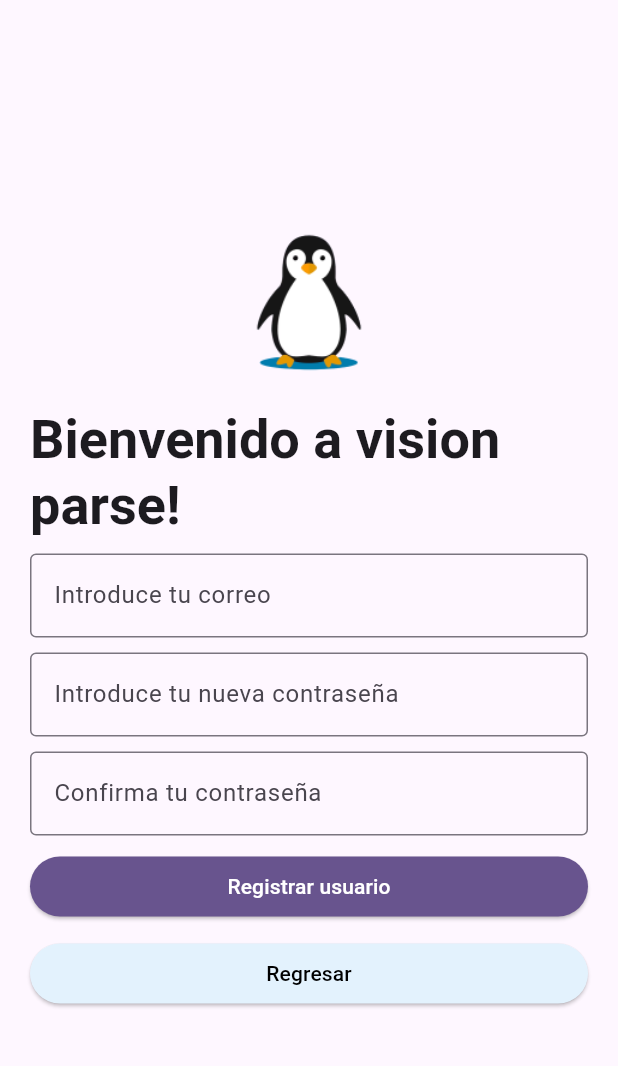
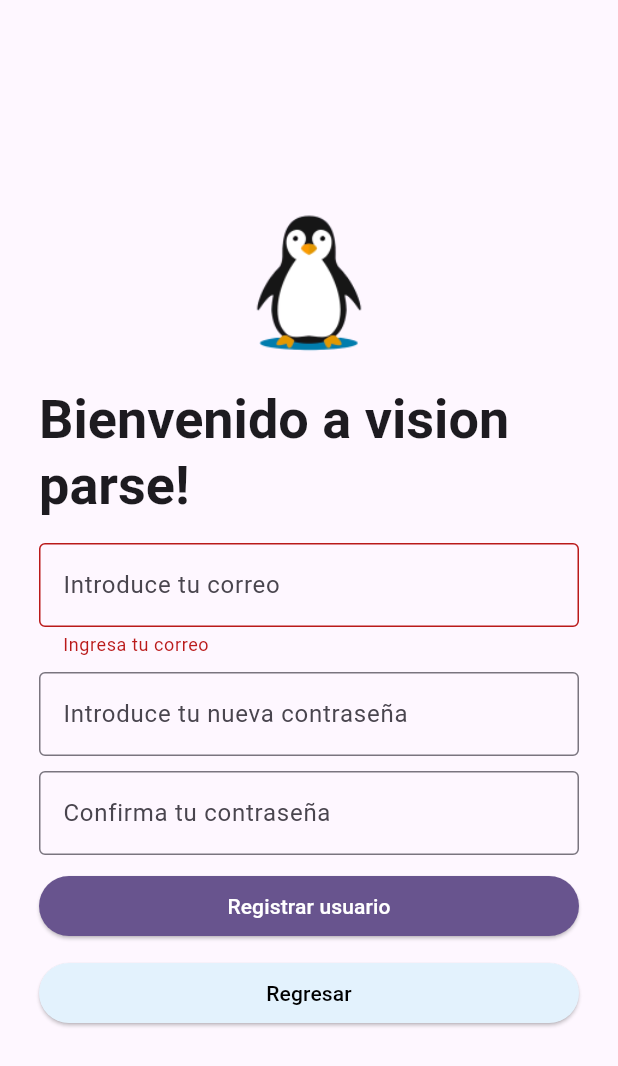
Before and after one commit to MiguelHG2351/vision_parse, a Flutter app: the RegisterPage screen opened by its route, after a tap on "Registrar usuario", on a phone screen of 412 x 824 dp. Shown: the top 1066 px of the screen. Run offline on Flutter 3.47's test engine with Material 3 defaults, Android fonts, the phone set to English and light mode, and no system bars; our stand-ins replace bloc, equatable, flutter_bloc, flutter_dotenv, flutter_svg, get_it and 8 more; missing offline and left inert: google_mlkit_text_recognition; accounts and stored records are empty.

Commit message:
register como StatefulWidget (reparado)

```diff
--- a/lib/pages/register_page.dart
+++ b/lib/pages/register_page.dart
@@ -1,94 +1,33 @@
 import 'package:flutter/material.dart';
 import 'package:go_router/go_router.dart';
+import 'package:supabase_flutter/supabase_flutter.dart';
 import 'package:vision_parse/pages/get_started_page.dart';
-import 'package:supabase_flutter/supabase_flutter.dart';
 
-final GlobalKey<FormState> _formKey = GlobalKey<FormState>();
-
-class RegisterPage extends StatelessWidget {
+class RegisterPage extends StatefulWidget {
   const RegisterPage({super.key});
 
   static const String pathName = 'register';
   static const String path = '/register';
 
   @override
-  Widget build(BuildContext context) {
-    final textTheme = Theme.of(context).textTheme;
+  State<RegisterPage> createState() => _RegisterPageState();
+}
+
+class _RegisterPageState extends State<RegisterPage> {
+  final _formKey = GlobalKey<FormState>();
   final emailController = TextEditingController();
   final passwordController = TextEditingController();
   final confirmPasswordController = TextEditingController();
 
-    return Scaffold(
-      body: Center(
-        child: Container(
-          padding: const EdgeInsets.all(20),
-          width: double.infinity,
-          constraints: const BoxConstraints(maxWidth: 500),
-          child: SingleChildScrollView(
-            key: _formKey,
-            child: Column(
-              mainAxisAlignment: MainAxisAlignment.center,
-              children: [
-                Image.asset(
-                  'assets/images/pingu-login.png',
-                  width: 100,
-                ),
-                const SizedBox(height: 20),
-                Text(
-                  'Bienvenido a vision parse!',
-                  style: textTheme.displaySmall?.copyWith(
-                    fontWeight: FontWeight.bold,
-                  ),
-                ),
-                const SizedBox(height: 10),
+  @override
+  void dispose() {
+    emailController.dispose();
+    passwordController.dispose();
+    confirmPasswordController.dispose();
+    super.dispose();
+  }
 
-                TextFormField(
-                  controller: emailController,
-                  decoration: const InputDecoration(
-                    border: OutlineInputBorder(),
-                    hintText: 'Introduce tu correo',
-                  ),
-                  autovalidateMode: AutovalidateMode.onUserInteraction,
-                  validator: (value) {
-                    if (value == null || value.isEmpty) {
-                      return 'Ingresa tu correo';
-                    } else if (!RegExp(r'^[^@]+@[^@]+\.[^@]+').hasMatch(value)) {
-                      return 'Introduce un correo válido';
-                    }
-                    return null;
-                  },
-                ),
-                const SizedBox(height: 10),
-
-                TextFormField(
-                  controller: passwordController,
-                  decoration: const InputDecoration(
-                    hintText: 'Introduce tu nueva contraseña',
-                    border: OutlineInputBorder(),
-                  ),
-                  obscureText: true,
-                ),
-                const SizedBox(height: 10),
-
-                TextFormField(
-                  controller: confirmPasswordController,
-                  decoration: const InputDecoration(
-                    hintText: 'Confirma tu contraseña',
-                    border: OutlineInputBorder(),
-                  ),
-                  obscureText: true,
-                ),
-                const SizedBox(height: 10),
-
-                Row(
-                  children: [
-                    Expanded(
-                      child: ElevatedButton(
-                        style: ElevatedButton.styleFrom(
-                          backgroundColor: Theme.of(context).primaryColor,
-                          foregroundColor: Colors.white,
-                        ),
-                        onPressed: () async {
+  Future<void> _registerUser() async {
     if (!_formKey.currentState!.validate()) return;
 
     final email = emailController.text.trim();
@@ -104,17 +43,18 @@ class RegisterPage extends StatelessWidget {
 
     try {
       final supabase = Supabase.instance.client;
-
-                            await supabase.auth.signUp(
+      final response = await supabase.auth.signUp(
         email: email,
         password: password,
-                              emailRedirectTo: 'visionparse://auth/sign-in',
+        emailRedirectTo: 'visionparse://auth/sign-in'
       );
 
-                            if (context.mounted) {
+      final user = response.user;
+
+      if (user != null) {
         ScaffoldMessenger.of(context).showSnackBar(
           const SnackBar(
-                                  content: Text('Se ha enviado un enlace de confirmación a tu correo.'),
+            content: Text('Registro exitoso. Revisa tu correo para confirmar tu cuenta.'),
           ),
         );
         context.goNamed(GetStartedPage.pathName);
@@ -124,7 +64,79 @@ class RegisterPage extends StatelessWidget {
         SnackBar(content: Text('Error al registrar: $e')),
       );
     }
+  }
+
+  @override
+  Widget build(BuildContext context) {
+    final textTheme = Theme.of(context).textTheme;
+
+    return Scaffold(
+      body: Center(
+        child: SingleChildScrollView( // ✅ Previene desbordamiento con teclado
+          child: Container(
+            padding: const EdgeInsets.all(20),
+            width: double.infinity,
+            constraints: const BoxConstraints(maxWidth: 400),
+            child: Form(
+              key: _formKey,
+              child: Column(
+                mainAxisAlignment: MainAxisAlignment.center,
+                children: [
+                  Image.asset(
+                    'assets/images/pingu-login.png',
+                    width: 100,
+                  ),
+                  const SizedBox(height: 20),
+                  Text(
+                    'Bienvenido a vision parse!',
+                    style: textTheme.displaySmall?.copyWith(fontWeight: FontWeight.bold),
+                  ),
+                  const SizedBox(height: 16),
+                  TextFormField(
+                    controller: emailController,
+                    decoration: const InputDecoration(
+                      border: OutlineInputBorder(),
+                      hintText: 'Introduce tu correo',
+                    ),
+                    keyboardType: TextInputType.emailAddress,
+                    autovalidateMode: AutovalidateMode.onUserInteraction,
+                    validator: (value) {
+                      if (value == null || value.isEmpty) {
+                        return 'Ingresa tu correo';
+                      } else if (!RegExp(r'^[^@]+@[^@]+\.[^@]+').hasMatch(value)) {
+                        return 'Introduce un correo válido';
+                      }
+                      return null;
                     },
+                  ),
+                  const SizedBox(height: 10),
+                  TextFormField(
+                    controller: passwordController,
+                    decoration: const InputDecoration(
+                      hintText: 'Introduce tu nueva contraseña',
+                      border: OutlineInputBorder(),
+                    ),
+                    obscureText: true,
+                  ),
+                  const SizedBox(height: 10),
+                  TextFormField(
+                    controller: confirmPasswordController,
+                    decoration: const InputDecoration(
+                      hintText: 'Confirma tu contraseña',
+                      border: OutlineInputBorder(),
+                    ),
+                    obscureText: true,
+                  ),
+                  const SizedBox(height: 10),
+                  Row(
+                    children: [
+                      Expanded(
+                        child: ElevatedButton(
+                          style: ElevatedButton.styleFrom(
+                            backgroundColor: Theme.of(context).primaryColor,
+                            foregroundColor: Colors.white,
+                          ),
+                          onPressed: _registerUser,
                           child: const Text('Registrar usuario'),
                         ),
                       ),
@@ -152,6 +164,7 @@ class RegisterPage extends StatelessWidget {
             ),
           ),
         ),
+      ),
     );
   }
 }
```
Also changed, not shown: lib/pages/registration_page.dart (deleted, +0 -41 lines), pubspec.lock. Lines whose indentation alone changed are shown as unchanged.
